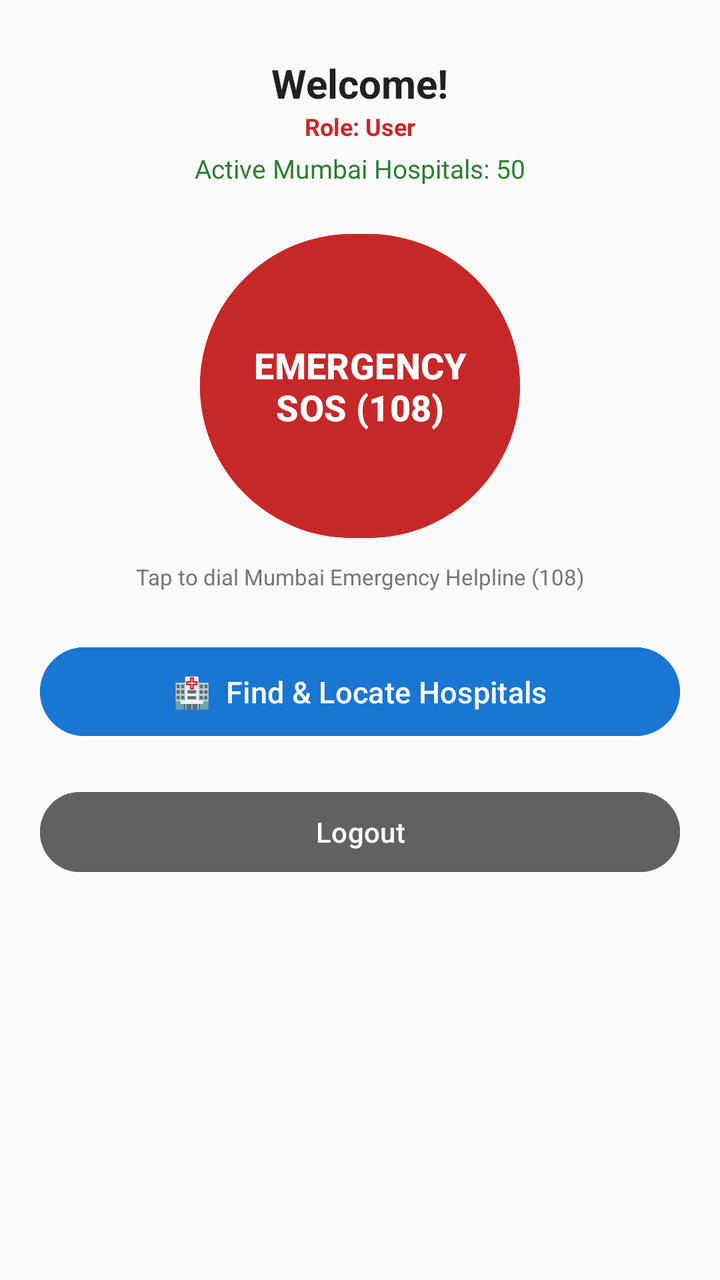
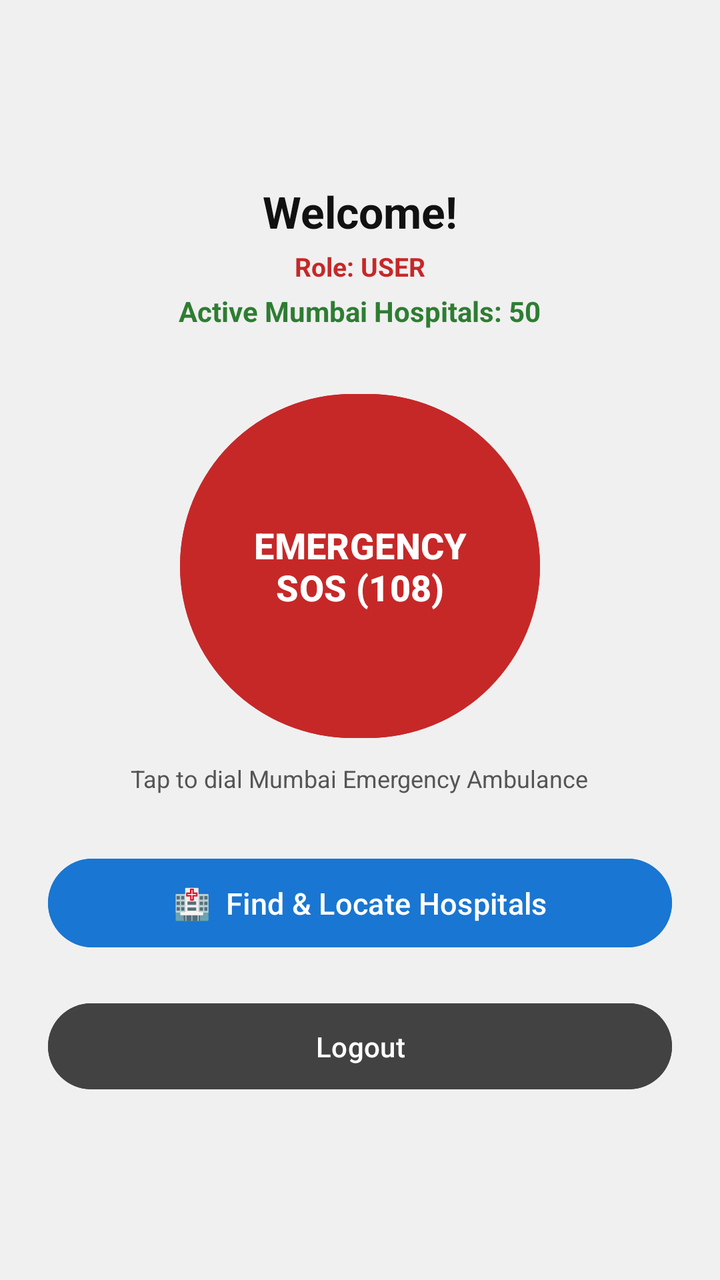

An Android layout rendered at two revisions. The XML below is the earlier revision; the diff shows what the commit changed to produce the second picture.
<!-- AndroidManifest.xml: application theme Theme.RakshaLink -->
<!-- res/layout/activity_main.xml -->
<?xml version="1.0" encoding="utf-8"?>
<ScrollView xmlns:android="http://schemas.android.com/apk/res/android"
    android:layout_width="match_parent"
    android:layout_height="match_parent"
    android:background="#FAFAFA"
    android:fillViewport="true">

    <LinearLayout
        android:layout_width="match_parent"
        android:layout_height="wrap_content"
        android:orientation="vertical"
        android:padding="20dp"
        android:gravity="center_horizontal">

        <TextView
            android:id="@+id/tvUserWelcome"
            android:layout_width="wrap_content"
            android:layout_height="wrap_content"
            android:text="Welcome!"
            android:textSize="20sp"
            android:textStyle="bold"
            android:textColor="#212121"
            android:layout_marginTop="8dp"/>

        <TextView
            android:id="@+id/tvUserRoleBadge"
            android:layout_width="wrap_content"
            android:layout_height="wrap_content"
            android:text="Role: User"
            android:textSize="12sp"
            android:textColor="#C62828"
            android:textStyle="bold"
            android:layout_marginBottom="4dp"/>

        <TextView
            android:id="@+id/tvDatabaseStatus"
            android:layout_width="wrap_content"
            android:layout_height="wrap_content"
            android:text="Active Mumbai Hospitals: 50"
            android:textSize="13sp"
            android:textColor="#2E7D32"
            android:layout_marginBottom="20dp"/>

        
        <Button
            android:id="@+id/btnSos"
            android:layout_width="160dp"
            android:layout_height="160dp"
            android:text="EMERGENCY\nSOS (108)"
            android:textSize="18sp"
            android:textStyle="bold"
            android:textColor="#FFFFFF"
            android:backgroundTint="#C62828"
            android:layout_marginBottom="8dp"/>

        <TextView
            android:layout_width="wrap_content"
            android:layout_height="wrap_content"
            android:text="Tap to dial Mumbai Emergency Helpline (108)"
            android:textSize="11sp"
            android:textColor="#757575"
            android:layout_marginBottom="24dp"/>

        
        <Button
            android:id="@+id/btnFindHospitals"
            android:layout_width="match_parent"
            android:layout_height="wrap_content"
            android:text="🏥  Find &amp; Locate Hospitals"
            android:textSize="15sp"
            android:backgroundTint="#1976D2"
            android:textColor="#FFFFFF"
            android:padding="12dp"
            android:layout_marginBottom="12dp"/>

        
        <Button
            android:id="@+id/btnAdminManage"
            android:layout_width="match_parent"
            android:layout_height="wrap_content"
            android:text="⚙️  Admin: Manage Hospital Database"
            android:textSize="15sp"
            android:backgroundTint="#F57C00"
            android:textColor="#FFFFFF"
            android:padding="12dp"
            android:visibility="gone"
            android:layout_marginBottom="12dp"/>

        <Button
            android:id="@+id/btnLogout"
            android:layout_width="match_parent"
            android:layout_height="wrap_content"
            android:text="Logout"
            android:backgroundTint="#616161"
            android:textColor="#FFFFFF"
            android:layout_marginTop="8dp"/>
    </LinearLayout>
</ScrollView>
<!-- resources referenced by this layout -->
<resources>
  <style name="Theme.RakshaLink" parent="Base.Theme.RakshaLink" />
  <style name="Base.Theme.RakshaLink" parent="Theme.Material3.DayNight.NoActionBar">
          
          
      </style>
</resources>

<!-- the commit's change to res/layout/activity_main.xml (unified diff, before → after) -->
@@ -2,32 +2,32 @@
 <ScrollView xmlns:android="http://schemas.android.com/apk/res/android"
     android:layout_width="match_parent"
     android:layout_height="match_parent"
-    android:background="#FAFAFA"
+    android:background="#F0F0F0"
     android:fillViewport="true">
 
     <LinearLayout
         android:layout_width="match_parent"
         android:layout_height="wrap_content"
         android:orientation="vertical"
-        android:padding="20dp"
-        android:gravity="center_horizontal">
+        android:padding="24dp"
+        android:gravity="center">
 
         <TextView
             android:id="@+id/tvUserWelcome"
             android:layout_width="wrap_content"
             android:layout_height="wrap_content"
             android:text="Welcome!"
-            android:textSize="20sp"
+            android:textSize="22sp"
             android:textStyle="bold"
-            android:textColor="#212121"
-            android:layout_marginTop="8dp"/>
+            android:textColor="#111111"
+            android:layout_marginBottom="4dp"/>
 
         <TextView
             android:id="@+id/tvUserRoleBadge"
             android:layout_width="wrap_content"
             android:layout_height="wrap_content"
-            android:text="Role: User"
-            android:textSize="12sp"
+            android:text="Role: USER"
+            android:textSize="13sp"
             android:textColor="#C62828"
             android:textStyle="bold"
             android:layout_marginBottom="4dp"/>
@@ -37,15 +37,16 @@
             android:layout_width="wrap_content"
             android:layout_height="wrap_content"
             android:text="Active Mumbai Hospitals: 50"
-            android:textSize="13sp"
+            android:textSize="14sp"
             android:textColor="#2E7D32"
-            android:layout_marginBottom="20dp"/>
+            android:textStyle="bold"
+            android:layout_marginBottom="28dp"/>
 
         
         <Button
             android:id="@+id/btnSos"
-            android:layout_width="160dp"
-            android:layout_height="160dp"
+            android:layout_width="180dp"
+            android:layout_height="180dp"
             android:text="EMERGENCY\nSOS (108)"
             android:textSize="18sp"
             android:textStyle="bold"
@@ -56,10 +57,10 @@
         <TextView
             android:layout_width="wrap_content"
             android:layout_height="wrap_content"
-            android:text="Tap to dial Mumbai Emergency Helpline (108)"
-            android:textSize="11sp"
-            android:textColor="#757575"
-            android:layout_marginBottom="24dp"/>
+            android:text="Tap to dial Mumbai Emergency Ambulance"
+            android:textSize="12sp"
+            android:textColor="#555555"
+            android:layout_marginBottom="28dp"/>
 
         
         <Button
@@ -91,8 +92,9 @@
             android:layout_width="match_parent"
             android:layout_height="wrap_content"
             android:text="Logout"
-            android:backgroundTint="#616161"
+            android:backgroundTint="#424242"
             android:textColor="#FFFFFF"
+            android:padding="12dp"
             android:layout_marginTop="8dp"/>
     </LinearLayout>
 </ScrollView>
